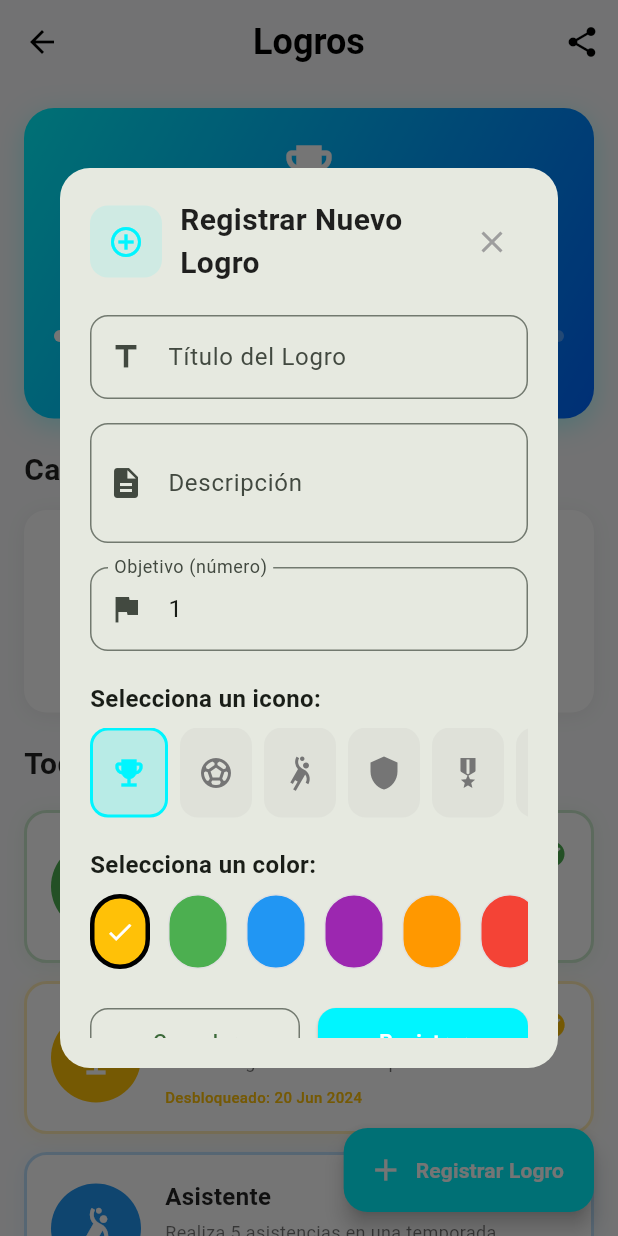
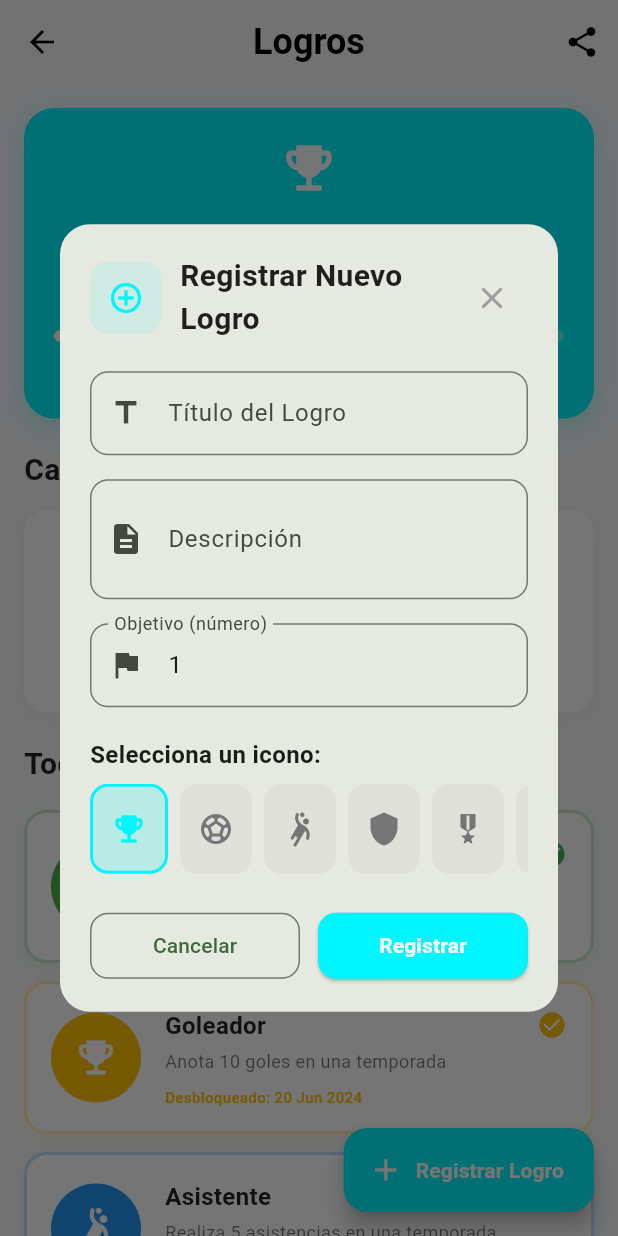
Before and after one commit to DaniielJr10/soccerlife, a Flutter app: the LogrosPage screen opened directly, after a tap on "Registrar Logro", on a phone screen of 412 x 824 dp. Run offline on Flutter 3.47's test engine with Material 3 defaults, Android fonts, the phone set to English and light mode, and no system bars; our stand-ins replace image_picker.

Commit message:
se cambio diseño de logros

```diff
--- a/lib/pantallas/logros.dart
+++ b/lib/pantallas/logros.dart
@@ -189,11 +189,7 @@ class _LogrosPageState extends State<LogrosPage>
       width: double.infinity,
       padding: const EdgeInsets.all(20),
       decoration: BoxDecoration(
-        gradient: const LinearGradient(
-          colors: [Color(0xFF00f5ff), Color(0xFF0066ff)],
-          begin: Alignment.topLeft,
-          end: Alignment.bottomRight,
-        ),
+        color: const Color(0xFF00f5ff),
         borderRadius: BorderRadius.circular(20),
         boxShadow: [
           BoxShadow(
@@ -615,7 +611,6 @@ class _DialogoRegistrarLogroState extends State<_DialogoRegistrarLogro> {
   final _objetivoController = TextEditingController(text: '1');
 
   IconData _iconoSeleccionado = Icons.emoji_events;
-  Color _colorSeleccionado = Colors.amber;
 
   final List<IconData> _iconosDisponibles = [
     Icons.emoji_events,
@@ -630,18 +625,7 @@ class _DialogoRegistrarLogroState extends State<_DialogoRegistrarLogro> {
     Icons.grade,
   ];
 
-  final List<Color> _coloresDisponibles = [
-    Colors.amber,
-    Colors.green,
-    Colors.blue,
-    Colors.purple,
-    Colors.orange,
-    Colors.red,
-    Colors.teal,
-    Colors.indigo,
-    Colors.pink,
-    Colors.deepPurple,
-  ];
+
 
   @override
   void dispose() {
@@ -815,51 +799,6 @@ class _DialogoRegistrarLogroState extends State<_DialogoRegistrarLogro> {
                     },
                   ),
                 ),
-                const SizedBox(height: 20),
-
-                // Selector de color
-                const Text(
-                  'Selecciona un color:',
-                  style: TextStyle(
-                    fontSize: 16,
-                    fontWeight: FontWeight.w600,
-                  ),
-                ),
-                const SizedBox(height: 8),
-                SizedBox(
-                  height: 50,
-                  child: ListView.builder(
-                    scrollDirection: Axis.horizontal,
-                    itemCount: _coloresDisponibles.length,
-                    itemBuilder: (context, index) {
-                      final color = _coloresDisponibles[index];
-                      final seleccionado = color == _colorSeleccionado;
-
-                      return GestureDetector(
-                        onTap: () {
-                          setState(() {
-                            _colorSeleccionado = color;
-                          });
-                        },
-                        child: Container(
-                          margin: const EdgeInsets.only(right: 12),
-                          width: 40,
-                          height: 40,
-                          decoration: BoxDecoration(
-                            color: color,
-                            borderRadius: BorderRadius.circular(20),
-                            border: seleccionado
-                                ? Border.all(color: Colors.black, width: 3)
-                                : Border.all(color: Colors.grey[300]!, width: 1),
-                          ),
-                          child: seleccionado
-                              ? const Icon(Icons.check, color: Colors.white, size: 20)
-                              : null,
-                        ),
-                      );
-                    },
-                  ),
-                ),
                 const SizedBox(height: 24),
 
                 // Botones
@@ -912,7 +851,7 @@ class _DialogoRegistrarLogroState extends State<_DialogoRegistrarLogro> {
         'descripcion': _descripcionController.text.trim(),
         'icono': _iconoSeleccionado,
         'objetivo': int.parse(_objetivoController.text),
-        'color': _colorSeleccionado,
+        'color': const Color(0xFF00f5ff),
       };
 
       widget.onLogroRegistrado(nuevoLogro);
```
